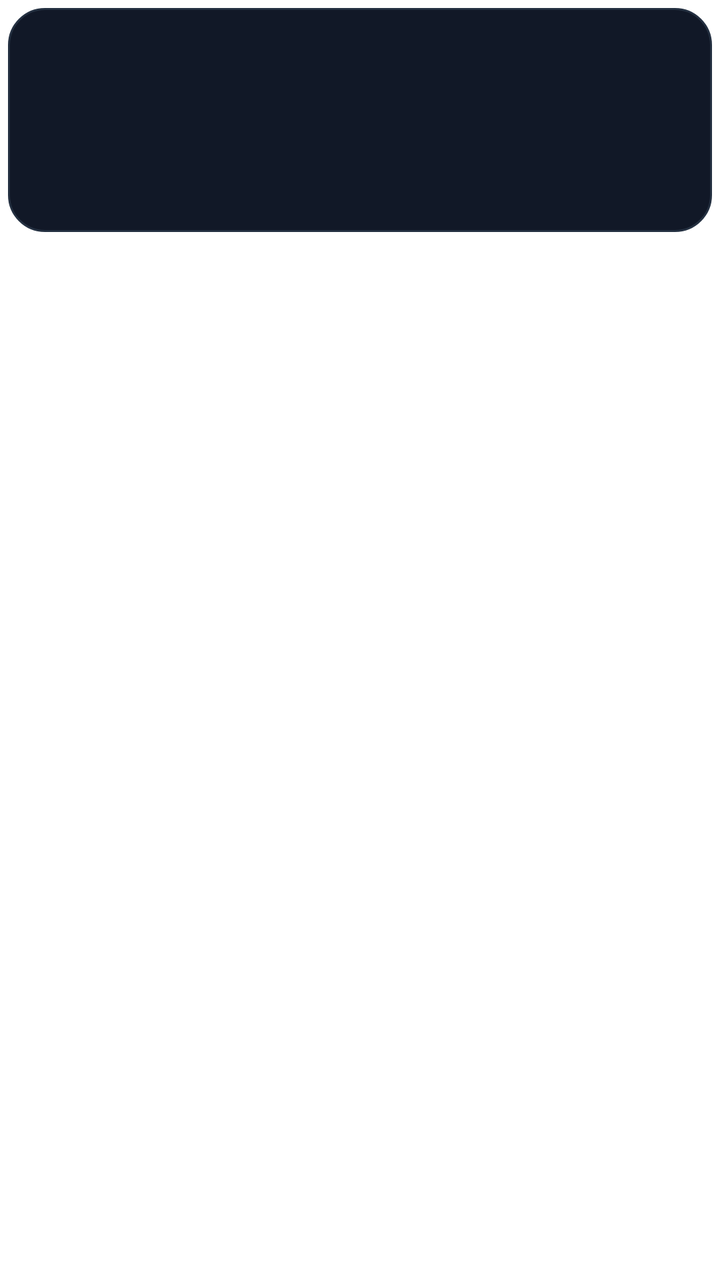
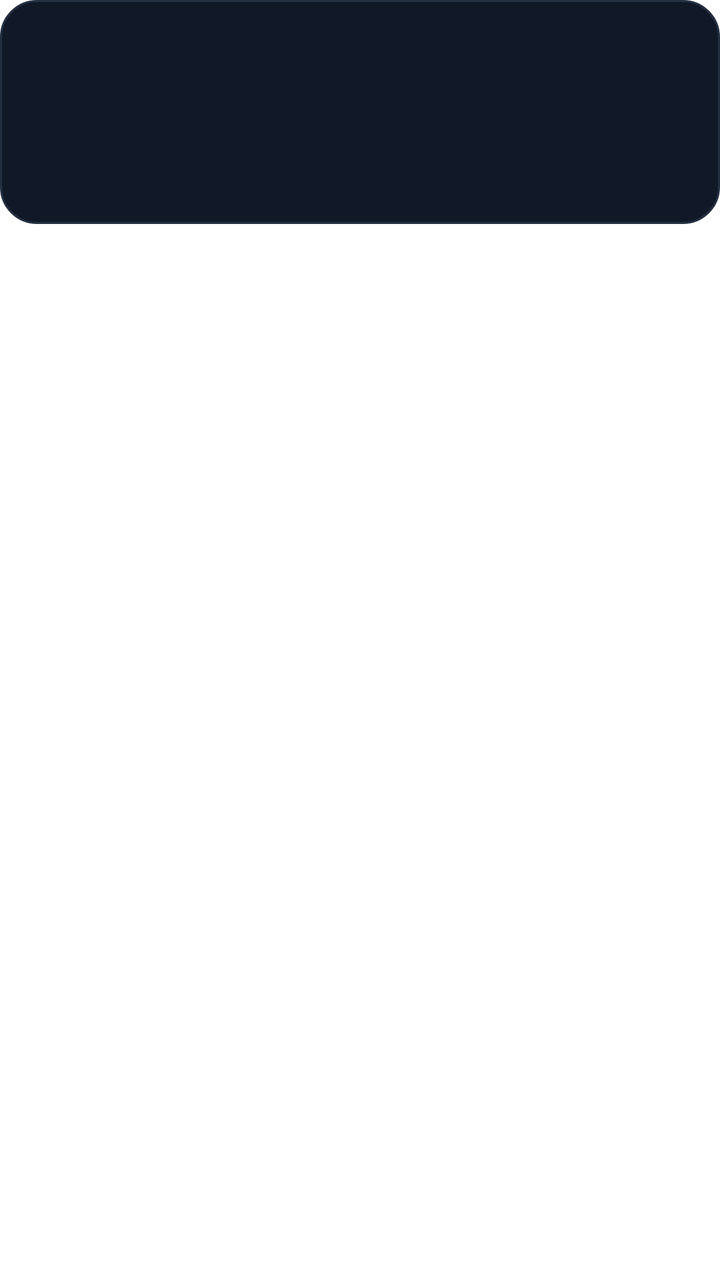

An Android layout rendered at two revisions. The XML below is the earlier revision; the diff shows what the commit changed to produce the second picture.
<!-- AndroidManifest.xml: application theme Theme.OrganizadorApps -->
<!-- res/layout/item_expandable_category_folder.xml -->
<LinearLayout xmlns:android="http://schemas.android.com/apk/res/android"
    android:id="@+id/categoryRoot"
    android:layout_width="match_parent"
    android:layout_height="wrap_content"
    android:orientation="vertical"
    android:padding="4dp">

    <LinearLayout
        android:id="@+id/folderCard"
        android:layout_width="match_parent"
        android:layout_height="112dp"
        android:background="@drawable/bg_category_folder_dark"
        android:gravity="center"
        android:orientation="vertical"
        android:padding="8dp">

        <GridLayout
            android:id="@+id/iconPreviewGrid"
            android:layout_width="54dp"
            android:layout_height="54dp"
            android:columnCount="2"
            android:rowCount="2"
            android:useDefaultMargins="false" />

        <TextView
            android:id="@+id/txtCategoryName"
            android:layout_width="match_parent"
            android:layout_height="wrap_content"
            android:layout_marginTop="8dp"
            android:ellipsize="end"
            android:gravity="center"
            android:includeFontPadding="false"
            android:maxLines="1"
            android:textColor="#F4F7FB"
            android:textSize="13sp"
            android:textStyle="bold" />

        <TextView
            android:id="@+id/txtCategoryCount"
            android:layout_width="match_parent"
            android:layout_height="wrap_content"
            android:layout_marginTop="3dp"
            android:gravity="center"
            android:includeFontPadding="false"
            android:textColor="#9CA3AF"
            android:textSize="11sp" />

    </LinearLayout>

</LinearLayout>
<!-- resources referenced by this layout -->
<resources>
  <!-- drawable bg_category_folder_dark (drawable) -->
  <shape xmlns:android="http://schemas.android.com/apk/res/android">
  
      <solid android:color="#111827" />
  
      <stroke
          android:width="1dp"
          android:color="#243041" />
  
      <corners android:radius="18dp" />
  
      <padding
          android:left="4dp"
          android:top="4dp"
          android:right="4dp"
          android:bottom="4dp" />
  
  </shape>
  <style name="Theme.OrganizadorApps" parent="Theme.MaterialComponents.DayNight.DarkActionBar">
          
          <item name="colorPrimary">@color/purple_500</item>
          <item name="colorPrimaryVariant">@color/purple_700</item>
          <item name="colorOnPrimary">@color/white</item>
          
          <item name="colorSecondary">@color/teal_200</item>
          <item name="colorSecondaryVariant">@color/teal_700</item>
          <item name="colorOnSecondary">@color/black</item>
          
          <item name="android:statusBarColor">?attr/colorPrimaryVariant</item>
          
      </style>
  <color name="purple_500">#FF6200EE</color>
  <color name="purple_700">#FF3700B3</color>
  <color name="white">#FFFFFFFF</color>
  <color name="teal_200">#FF03DAC5</color>
  <color name="teal_700">#FF018786</color>
  <color name="black">#FF000000</color>
</resources>

<!-- the commit's change to res/layout/item_expandable_category_folder.xml (unified diff, before → after) -->
@@ -3,7 +3,7 @@
     android:layout_width="match_parent"
     android:layout_height="wrap_content"
     android:orientation="vertical"
-    android:padding="4dp">
+    android:padding="0dp">
 
     <LinearLayout
         android:id="@+id/folderCard"
